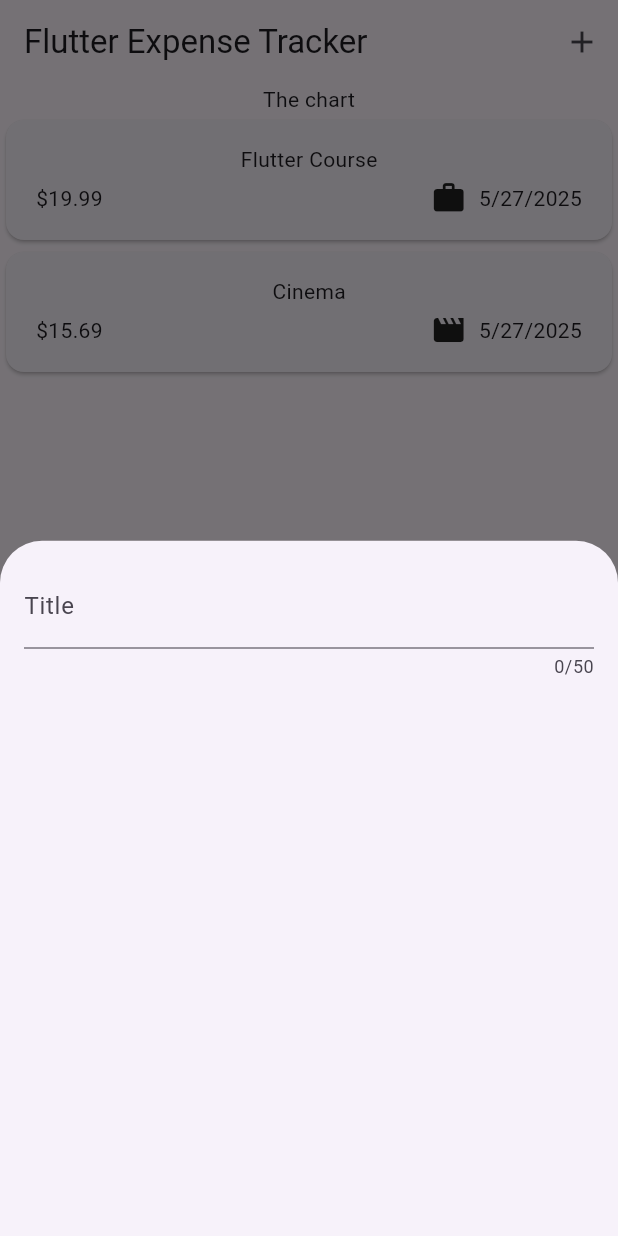
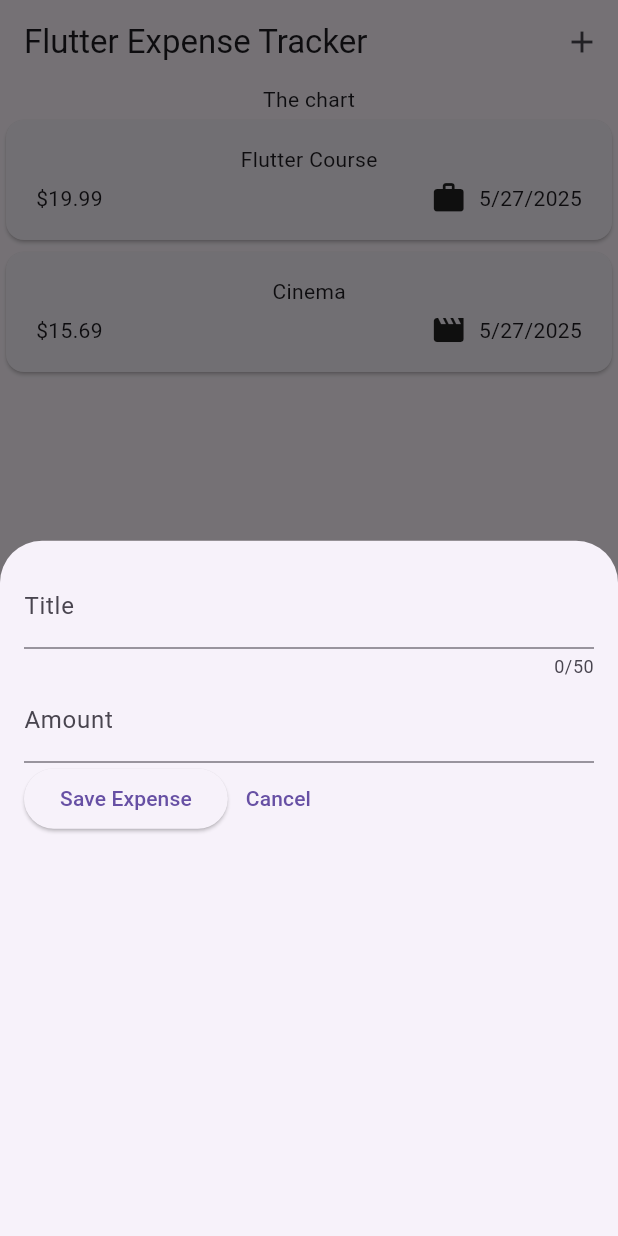
Before and after one commit to Olamigoke10/ExpenseTracker-Flutter, a Flutter app: the screen it shows after launch, after a tap on the "add" icon, on a phone screen of 412 x 824 dp. Run offline on Flutter 3.47's test engine with Material 3 defaults, Android fonts, the phone set to English and light mode, and no system bars.

Commit message:
Using textEditcontroller to save text and editing the textfield to accpet numbers

```diff
--- a/lib/widgets/new_expense.dart
+++ b/lib/widgets/new_expense.dart
@@ -2,6 +2,8 @@ import 'package:flutter/material.dart';
 
 class NewExpense extends StatefulWidget{
   const NewExpense({super.key});
+
+
 
   @override
   State<StatefulWidget> createState() {
@@ -12,18 +14,64 @@ class NewExpense extends StatefulWidget{
 
 class _NewExpenseState extends State<NewExpense>{
 
+  final _titleController = TextEditingController();
+
+  final _amountController = TextEditingController();
+
+  @override
+  void dispose() {
+    _titleController.dispose();
+    _amountController.dispose();
+    super.dispose();
+  }
+
+  void closeModalBox(){
+  }
+
   @override
   Widget build(BuildContext context) {
     return  Padding(
-      padding: EdgeInsets.all(16),
+      padding: const EdgeInsets.all(16),
       child: Column(
         children: [
           TextField(
+            controller: _titleController,
             maxLength: 50,
-            decoration: InputDecoration(
+            decoration: const InputDecoration(
               label: Text("Title")
             ),
           ),
+
+          TextField(
+            controller: _amountController,
+            keyboardType: TextInputType.number,
+            decoration: const InputDecoration(
+              prefixText: "\$ ",
+              label: Text("Amount"),
+            ),
+          ),
+          Row(
+            children: [
+              ElevatedButton(
+                onPressed: () {
+                print(
+                  _titleController.text,
+                );
+                print(
+                  _amountController.text,
+                );
+                },
+                 child: const Text("Save Expense")
+                 ),
+
+                 TextButton(
+                  onPressed: () {
+                    Navigator.pop(context);
+                  },
+                  child: const Text("Cancel")
+                  ),
+            ],
+          )
         ],
       ),
     );
```
